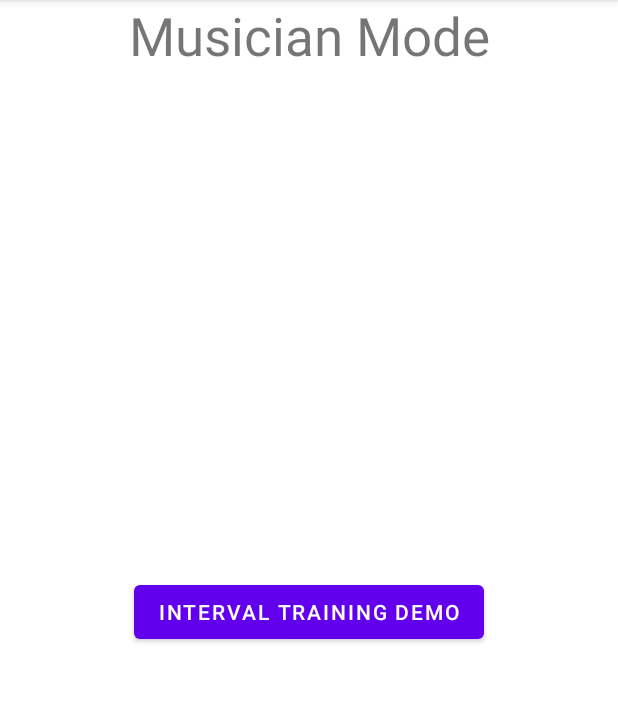
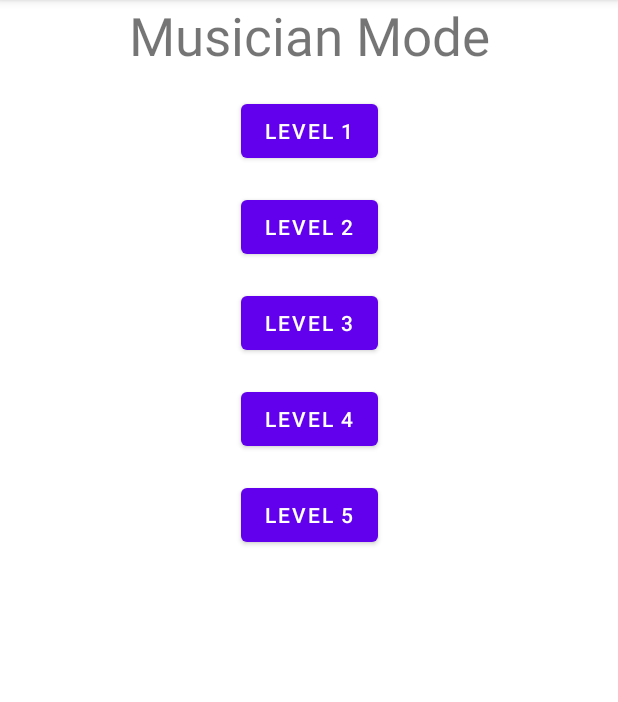
Before and after one commit to morganarielle/Earful, an Android app: the MusicianActivity screen opened directly, with no data from a screen before it, on a phone screen of 412 x 824 dp, the part 84-786 px from its top. Run offline under Robolectric (Android 15) with nearby library versions, the phone set to English and light mode, and no system bars.

Commit message:
add multiple difficulty levels, sort interval options

```diff
--- a/app/src/main/AndroidManifest.xml
+++ b/app/src/main/AndroidManifest.xml
@@ -30,7 +30,9 @@
                 <category android:name="android.intent.category.LAUNCHER" />
             </intent-filter>
         </activity>
-        <activity android:name=".IntervalTrainingActivity" />
+        <activity
+            android:name=".IntervalTrainingActivity"
+            android:label="Interval Training" />
     </application>
 
 </manifest>
--- a/app/src/main/java/edu/neu/earful/MusicianActivity.java
+++ b/app/src/main/java/edu/neu/earful/MusicianActivity.java
@@ -1,10 +1,16 @@
 package edu.neu.earful;
+
+import static edu.neu.earful.DifficultyLevel.LEVEL1;
+import static edu.neu.earful.DifficultyLevel.LEVEL2;
+import static edu.neu.earful.DifficultyLevel.LEVEL3;
+import static edu.neu.earful.DifficultyLevel.LEVEL4;
+import static edu.neu.earful.DifficultyLevel.LEVEL5;
 
 import androidx.appcompat.app.AppCompatActivity;
 
 import android.content.Intent;
 import android.os.Bundle;
-import android.view.View;
+import android.widget.Button;
 
 public class MusicianActivity extends AppCompatActivity {
 
@@ -12,10 +18,37 @@ public class MusicianActivity extends AppCompatActivity {
     protected void onCreate(Bundle savedInstanceState) {
         super.onCreate(savedInstanceState);
         setContentView(R.layout.activity_musician);
-    }
+        String DIFFICULTY = "difficulty";
+        Intent i = new Intent(MusicianActivity.this, IntervalTrainingActivity.class);
 
-    public void launchIntervalTrainingDemo(View view){
-        Intent activity2Intent = new Intent(getApplicationContext(), IntervalTrainingActivity.class);
-        startActivity(activity2Intent);
+        Button level1button = findViewById(R.id.level1Button);
+        level1button.setOnClickListener(view -> {
+            i.putExtra(DIFFICULTY, LEVEL1);
+            startActivity(i);
+        });
+
+        Button level2button = findViewById(R.id.level2Button);
+        level2button.setOnClickListener(view -> {
+            i.putExtra(DIFFICULTY, LEVEL2);
+            startActivity(i);
+        });
+
+        Button level3button = findViewById(R.id.level3Button);
+        level3button.setOnClickListener(view -> {
+            i.putExtra(DIFFICULTY, LEVEL3);
+            startActivity(i);
+        });
+
+        Button level4button = findViewById(R.id.level4Button);
+        level4button.setOnClickListener(view -> {
+            i.putExtra(DIFFICULTY, LEVEL4);
+            startActivity(i);
+        });
+
+        Button level5button = findViewById(R.id.level5Button);
+        level5button.setOnClickListener(view -> {
+            i.putExtra(DIFFICULTY, LEVEL5);
+            startActivity(i);
+        });
     }
 }
--- a/app/src/main/res/layout/activity_main_menu.xml
+++ b/app/src/main/res/layout/activity_main_menu.xml
@@ -17,6 +17,7 @@
         app:layout_constraintHorizontal_bias="0.5"
         app:layout_constraintStart_toStartOf="parent"
         app:layout_constraintTop_toTopOf="parent" />
+
     <Button
         android:id="@+id/musicianMode"
         android:layout_width="wrap_content"
--- a/app/src/main/res/layout/activity_musician.xml
+++ b/app/src/main/res/layout/activity_musician.xml
@@ -17,14 +17,53 @@
         app:layout_constraintTop_toTopOf="parent" />
 
     <Button
-        android:id="@+id/intervalTrainingButton"
+        android:id="@+id/level1Button"
         android:layout_width="wrap_content"
         android:layout_height="wrap_content"
-        android:onClick="launchIntervalTrainingDemo"
-        android:text="Interval Training Demo"
-        app:layout_constraintBottom_toBottomOf="parent"
+        android:layout_marginTop="16dp"
+        android:text="Level 1"
         app:layout_constraintEnd_toEndOf="parent"
         app:layout_constraintStart_toStartOf="parent"
         app:layout_constraintTop_toBottomOf="@+id/title" />
 
+    <Button
+        android:id="@+id/level2Button"
+        android:layout_width="wrap_content"
+        android:layout_height="wrap_content"
+        android:layout_marginTop="16dp"
+        android:text="Level 2"
+        app:layout_constraintEnd_toEndOf="parent"
+        app:layout_constraintStart_toStartOf="parent"
+        app:layout_constraintTop_toBottomOf="@+id/level1Button" />
+
+    <Button
+        android:id="@+id/level3Button"
+        android:layout_width="wrap_content"
+        android:layout_height="wrap_content"
+        android:layout_marginTop="16dp"
+        android:text="Level 3"
+        app:layout_constraintEnd_toEndOf="parent"
+        app:layout_constraintStart_toStartOf="parent"
+        app:layout_constraintTop_toBottomOf="@+id/level2Button" />
+
+    <Button
+        android:id="@+id/level4Button"
+        android:layout_width="wrap_content"
+        android:layout_height="wrap_content"
+        android:layout_marginTop="16dp"
+        android:text="Level 4"
+        app:layout_constraintEnd_toEndOf="parent"
+        app:layout_constraintStart_toStartOf="parent"
+        app:layout_constraintTop_toBottomOf="@+id/level3Button" />
+
+    <Button
+        android:id="@+id/level5Button"
+        android:layout_width="wrap_content"
+        android:layout_height="wrap_content"
+        android:layout_marginTop="16dp"
+        android:text="Level 5"
+        app:layout_constraintEnd_toEndOf="parent"
+        app:layout_constraintStart_toStartOf="parent"
+        app:layout_constraintTop_toBottomOf="@+id/level4Button" />
+
 </androidx.constraintlayout.widget.ConstraintLayout>
```
Also changed, not shown: app/src/main/java/edu/neu/earful/Interval.java (+78 -11 lines), app/src/main/java/edu/neu/earful/IntervalTrainingActivity.java (+16 -1 lines), app/src/main/res/layout/activity_interval_training.xml (+12 -19 lines), app/src/main/res/layout/card_interval.xml (+6 -6 lines).
